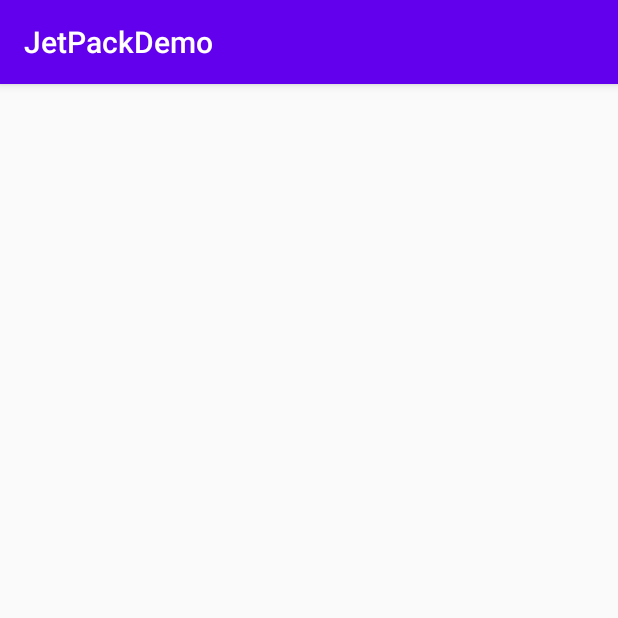
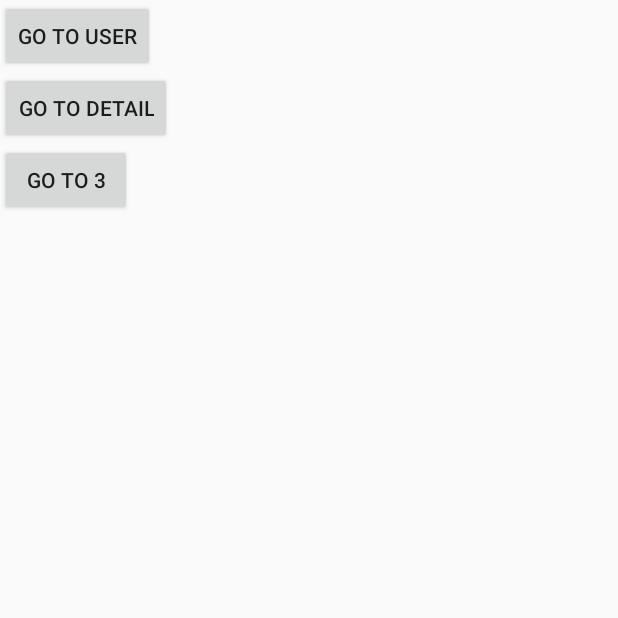
Before and after one commit to xHonghui/JetPackDemo, an Android app: the screen it shows after launch (MainActivity), on a phone screen of 412 x 824 dp, the top half of it. Run offline under Robolectric (Android 15) with nearby library versions, the phone set to English and light mode, and no system bars.

Commit message:
navigation初步流程完成

```diff
--- a/app/build.gradle
+++ b/app/build.gradle
@@ -31,6 +31,7 @@ dependencies {
     implementation 'androidx.appcompat:appcompat:1.1.0'
     implementation 'androidx.core:core-ktx:1.2.0'
     implementation 'androidx.constraintlayout:constraintlayout:1.1.3'
+    implementation 'com.android.support:support-v4:28.0.0'
     testImplementation 'junit:junit:4.12'
     androidTestImplementation 'androidx.test.ext:junit:1.1.1'
     androidTestImplementation 'androidx.test.espresso:espresso-core:3.2.0'
--- /dev/null
+++ b/app/src/main/java/com/xhh/jetpackdemo/BaseFragment.kt
@@ -0,0 +1,109 @@
+package com.xhh.jetpackdemo
+
+import android.content.Context
+import android.os.Bundle
+import android.util.Log
+import android.view.LayoutInflater
+import android.view.View
+import android.view.ViewGroup
+import androidx.fragment.app.Fragment
+import androidx.navigation.NavOptions
+import androidx.navigation.Navigator
+import androidx.navigation.fragment.findNavController
+import androidx.navigation.navOptions
+
+open class BaseFragment:Fragment() {
+
+    var TAG:String = "fragment test ${javaClass.simpleName}"
+
+    override fun onAttach(context: Context) {
+        super.onAttach(context)
+        Log.i(TAG,"fragment onAttach")
+    }
+
+    override fun onCreate(savedInstanceState: Bundle?) {
+        super.onCreate(savedInstanceState)
+        Log.i(TAG,"fragment onCreate")
+    }
+
+    override fun onCreateView(
+        inflater: LayoutInflater,
+        container: ViewGroup?,
+        savedInstanceState: Bundle?
+    ): View? {
+        Log.i(TAG,"fragment onCreateView")
+        return super.onCreateView(inflater, container, savedInstanceState)
+    }
+
+    override fun onViewCreated(view: View, savedInstanceState: Bundle?) {
+        super.onViewCreated(view, savedInstanceState)
+        Log.i(TAG,"fragment onViewCreated")
+    }
+
+    override fun onActivityCreated(savedInstanceState: Bundle?) {
+        super.onActivityCreated(savedInstanceState)
+        Log.i(TAG,"fragment onActivityCreated")
+    }
+
+    override fun onStart() {
+        super.onStart()
+        Log.i(TAG,"fragment onStart")
+    }
+
+    override fun onResume() {
+        super.onResume()
+        Log.i(TAG,"fragment onResume")
+    }
+
+    override fun onPause() {
+        super.onPause()
+        Log.i(TAG,"fragment onPause")
+    }
+
+    override fun onStop() {
+        super.onStop()
+        Log.i(TAG,"fragment onStop")
+    }
+
+    override fun onDestroyView() {
+        super.onDestroyView()
+        Log.i(TAG,"fragment onDestroyView")
+    }
+
+    override fun onDestroy() {
+        super.onDestroy()
+        Log.i(TAG,"fragment onDestroy")
+    }
+
+    override fun onDetach() {
+        super.onDetach()
+        Log.i(TAG,"fragment onDetach")
+    }
+
+    fun navigate(actionId: Int, args: Bundle? = null, navOption: NavOptions? = null, navigatorExtras: Navigator.Extras? = null) {
+        var finalNavOption: NavOptions? = navOption
+        if (finalNavOption == null) {
+            val currentDest = findNavController().currentDestination
+            if (currentDest != null) {
+                val action = currentDest.getAction(actionId)
+                if (action != null && action.navOptions != null) {
+                    if (action.navOptions!!.popUpTo != -1 || action.navOptions!!.enterAnim != -1 || action.navOptions!!.exitAnim != -1
+                        || action.navOptions!!.popEnterAnim != -1 || action.navOptions!!.popExitAnim != -1) {
+                        finalNavOption = action.navOptions
+                    }
+                }
+            }
+        }
+        if (finalNavOption == null) {
+            finalNavOption = navOptions {
+                anim {
+                    enter = R.anim.fragment_fade_enter
+                    exit = R.anim.fragment_fade_exit
+                    popEnter = R.anim.fragment_fade_enter
+                    popExit = R.anim.fragment_fade_exit
+                }
+            }
+        }
+        findNavController().navigate(actionId, args, finalNavOption, navigatorExtras)
+    }
+}
--- a/app/src/main/java/com/xhh/jetpackdemo/main/MainFragment.kt
+++ b/app/src/main/java/com/xhh/jetpackdemo/main/MainFragment.kt
@@ -4,16 +4,34 @@ import android.os.Bundle
 import android.view.LayoutInflater
 import android.view.View
 import android.view.ViewGroup
-import androidx.fragment.app.Fragment
+import android.widget.Toast
+import com.xhh.jetpackdemo.BaseFragment
 import com.xhh.jetpackdemo.R
+import kotlinx.android.synthetic.main.fragment_main.*
 
-class MainFragment : Fragment() {
+class MainFragment : BaseFragment() {
 
     override fun onCreateView(
         inflater: LayoutInflater,
         container: ViewGroup?,
         savedInstanceState: Bundle?
     ): View? {
+        super.onCreateView(inflater, container, savedInstanceState)
         return return inflater.inflate(R.layout.fragment_main, container, false)
     }
+
+    override fun onViewCreated(view: View, savedInstanceState: Bundle?) {
+        super.onViewCreated(view, savedInstanceState)
+        btn1.setOnClickListener {
+            navigate(R.id.action_main_to_user)
+        }
+        btn2.setOnClickListener {
+            navigate(R.id.action_main_to_detail2)
+        }
+        btn3.setOnClickListener {
+            Toast.makeText(context, "btn3", Toast.LENGTH_LONG).show()
+        }
+    }
+
+
 }
--- a/app/src/main/res/layout/fragment_main.xml
+++ b/app/src/main/res/layout/fragment_main.xml
@@ -1,6 +1,40 @@
 <?xml version="1.0" encoding="utf-8"?>
-<androidx.constraintlayout.widget.ConstraintLayout
-    xmlns:android="http://schemas.android.com/apk/res/android" android:layout_width="match_parent"
+<androidx.constraintlayout.widget.ConstraintLayout xmlns:android="http://schemas.android.com/apk/res/android"
+    xmlns:app="http://schemas.android.com/apk/res-auto"
+    android:layout_width="match_parent"
     android:layout_height="match_parent">
 
+    <LinearLayout
+        android:layout_width="match_parent"
+        android:layout_height="match_parent"
+        android:orientation="vertical"
+        app:layout_constraintBottom_toBottomOf="parent"
+        app:layout_constraintLeft_toLeftOf="parent"
+        app:layout_constraintRight_toRightOf="parent"
+        app:layout_constraintTop_toTopOf="parent">
+
+        <Button
+            android:id="@+id/btn1"
+            android:layout_width="wrap_content"
+            android:layout_height="wrap_content"
+            android:onClick="onNext1"
+            android:text="go to user" />
+
+        <Button
+            android:id="@+id/btn2"
+            android:layout_width="wrap_content"
+            android:layout_height="wrap_content"
+            android:onClick="onNext2"
+            android:text="go to detail" />
+
+        <Button
+            android:id="@+id/btn3"
+            android:layout_width="wrap_content"
+            android:layout_height="wrap_content"
+            android:onClick="onNext3"
+            android:text="go to 3" />
+
+    </LinearLayout>
+
+
 </androidx.constraintlayout.widget.ConstraintLayout>
--- a/app/src/main/res/navigation/main_navigation.xml
+++ b/app/src/main/res/navigation/main_navigation.xml
@@ -6,14 +6,8 @@
     app:startDestination="@+id/main"
     tools:ignore="UnusedNavigation">
 
-    <fragment
-        android:id="@+id/detail"
-        android:name="com.xhh.jetpackdemo.detail.DetailFragment"
-        android:label="DetailFragment">
-        <action
-            android:id="@+id/action_detail_to_user2"
-            app:destination="@id/user" />
-    </fragment>
+    <!-- 表示第一个fragment -->
+    <!-- app:startDestination="@+id/main" -->
 
     <fragment
         android:id="@+id/main"
@@ -26,6 +20,16 @@
             android:id="@+id/action_main_to_user"
             app:destination="@id/user" />
     </fragment>
+
+    <fragment
+        android:id="@+id/detail"
+        android:name="com.xhh.jetpackdemo.detail.DetailFragment"
+        android:label="DetailFragment">
+        <action
+            android:id="@+id/action_detail_to_user2"
+            app:destination="@id/user" />
+    </fragment>
+
 
     <fragment
         android:id="@+id/user"
--- a/app/src/main/res/values/strings.xml
+++ b/app/src/main/res/values/strings.xml
@@ -1,3 +1,6 @@
 <resources>
     <string name="app_name">JetPackDemo</string>
+
+    <!-- TODO: Remove or change this placeholder text -->
+    <string name="hello_blank_fragment">Hello blank fragment</string>
 </resources>
--- a/app/src/main/res/values/styles.xml
+++ b/app/src/main/res/values/styles.xml
@@ -1,11 +1,12 @@
 <resources>
 
     <!-- Base application theme. -->
-    <style name="AppTheme" parent="Theme.AppCompat.Light.DarkActionBar">
+    <style name="AppTheme" parent="Theme.AppCompat.Light.NoActionBar">
         <!-- Customize your theme here. -->
         <item name="colorPrimary">@color/colorPrimary</item>
         <item name="colorPrimaryDark">@color/colorPrimaryDark</item>
         <item name="colorAccent">@color/colorAccent</item>
+        <item name="android:windowIsTranslucent">true</item>
     </style>
 
 </resources>
```
Also changed, not shown: app/src/main/java/com/xhh/jetpackdemo/bank/BlankFragment.kt (added, +23 -0 lines), app/src/main/java/com/xhh/jetpackdemo/detail/DetailFragment.kt (+13 -2 lines), app/src/main/java/com/xhh/jetpackdemo/user/UserCenterFragment.kt (added, +23 -0 lines), app/src/main/java/com/xhh/jetpackdemo/user/UserFragment.kt (+11 -2 lines), app/src/main/res/layout/fragment_blank.xml (added, +14 -0 lines), app/src/main/res/layout/fragment_detail.xml (+20 -2 lines), app/src/main/res/layout/fragment_user.xml (+21 -2 lines), app/src/main/res/layout/fragment_user_center.xml (added, +14 -0 lines).
